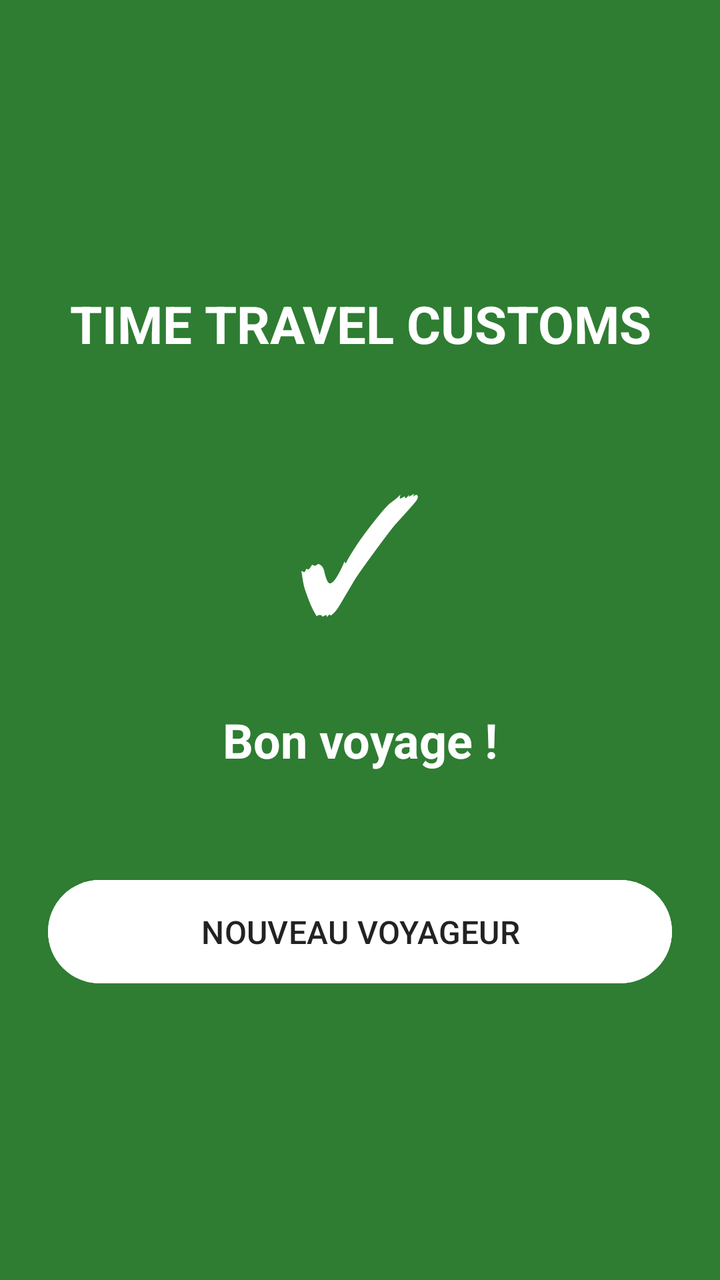
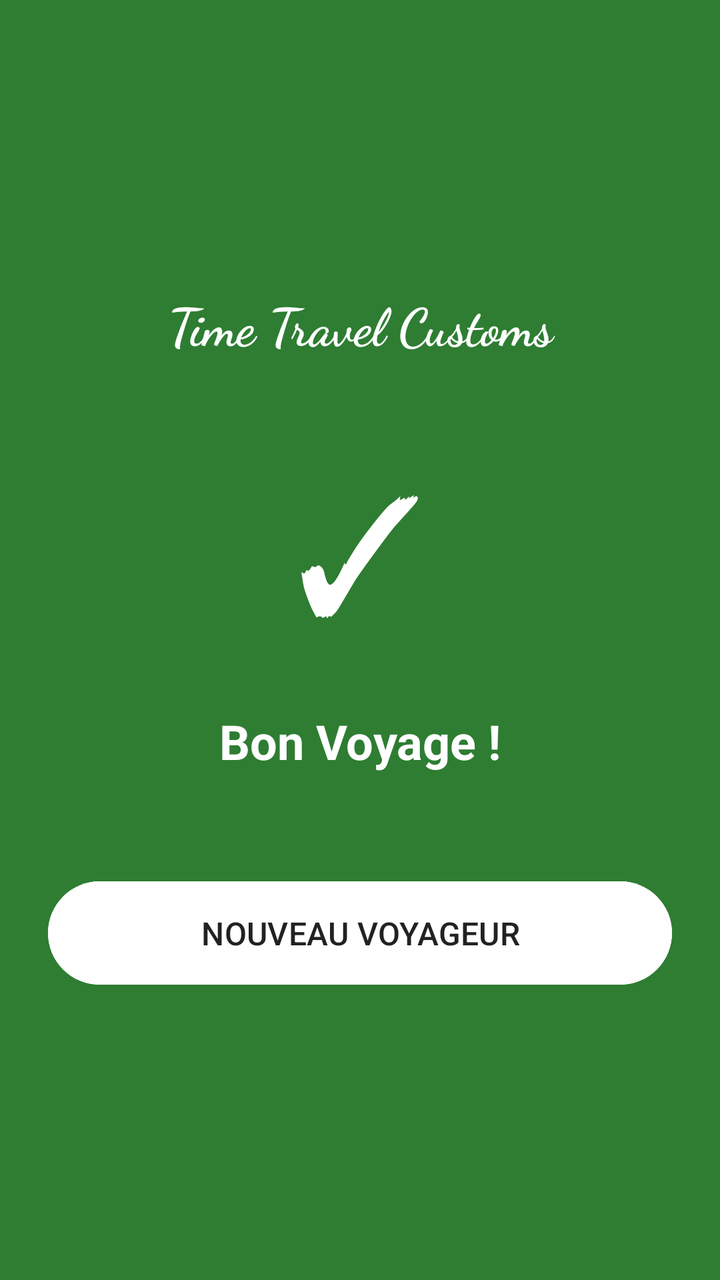

Two renders of the same Android screen: before a commit and after it. Below are the layout's source before the change and the commit's diff.
<!-- AndroidManifest.xml: application theme Theme.TimeTravelCustoms -->
<!-- res/layout/activity_result.xml -->
<?xml version="1.0" encoding="utf-8"?>
<LinearLayout xmlns:android="http://schemas.android.com/apk/res/android"
    android:id="@+id/layout_result_mng"
    android:layout_width="match_parent"
    android:layout_height="match_parent"
    android:orientation="vertical"
    android:gravity="center"
    android:padding="24dp"
    android:background="#2E7D32">

    
    <TextView
        android:id="@+id/tv_title_result_mng"
        android:layout_width="match_parent"
        android:layout_height="wrap_content"
        android:text="TIME TRAVEL CUSTOMS"
        android:textSize="26sp"
        android:textStyle="bold"
        android:textColor="#FFFFFF"
        android:gravity="center"
        android:layout_marginBottom="40dp" />

    
    <TextView
        android:id="@+id/tv_icon_result_mng"
        android:layout_width="wrap_content"
        android:layout_height="wrap_content"
        android:text="✓"
        android:textSize="80sp"
        android:textColor="#FFFFFF"
        android:gravity="center"
        android:layout_marginBottom="25dp" />

    
    <TextView
        android:id="@+id/tv_result_mng"
        android:layout_width="match_parent"
        android:layout_height="wrap_content"
        android:text="Bon voyage !"
        android:textSize="24sp"
        android:textStyle="bold"
        android:textColor="#FFFFFF"
        android:gravity="center"
        android:layout_marginBottom="50dp" />

    
    <Button
        android:id="@+id/btn_new_traveler_mng"
        android:layout_width="match_parent"
        android:layout_height="wrap_content"
        android:text="NOUVEAU VOYAGEUR"
        android:textSize="16sp"
        android:padding="15dp"
        android:backgroundTint="#FFFFFF"
        android:textColor="#222222" />

</LinearLayout>
<!-- resources referenced by this layout -->
<resources>
  <style name="Theme.TimeTravelCustoms" parent="Base.Theme.TimeTravelCustoms" />
  <style name="Base.Theme.TimeTravelCustoms" parent="Theme.Material3.DayNight.NoActionBar">
          
          
      </style>
</resources>

<!-- the commit's change to res/layout/activity_result.xml (unified diff, before → after) -->
@@ -13,12 +13,13 @@
         android:id="@+id/tv_title_result_mng"
         android:layout_width="match_parent"
         android:layout_height="wrap_content"
-        android:text="TIME TRAVEL CUSTOMS"
+        android:layout_marginBottom="40dp"
+        android:fontFamily="cursive"
+        android:gravity="center"
+        android:text="Time Travel Customs"
+        android:textColor="#FFFFFF"
         android:textSize="26sp"
-        android:textStyle="bold"
-        android:textColor="#FFFFFF"
-        android:gravity="center"
-        android:layout_marginBottom="40dp" />
+        android:textStyle="bold" />
 
     
     <TextView
@@ -36,7 +37,7 @@
         android:id="@+id/tv_result_mng"
         android:layout_width="match_parent"
         android:layout_height="wrap_content"
-        android:text="Bon voyage !"
+        android:text="Bon Voyage !"
         android:textSize="24sp"
         android:textStyle="bold"
         android:textColor="#FFFFFF"
